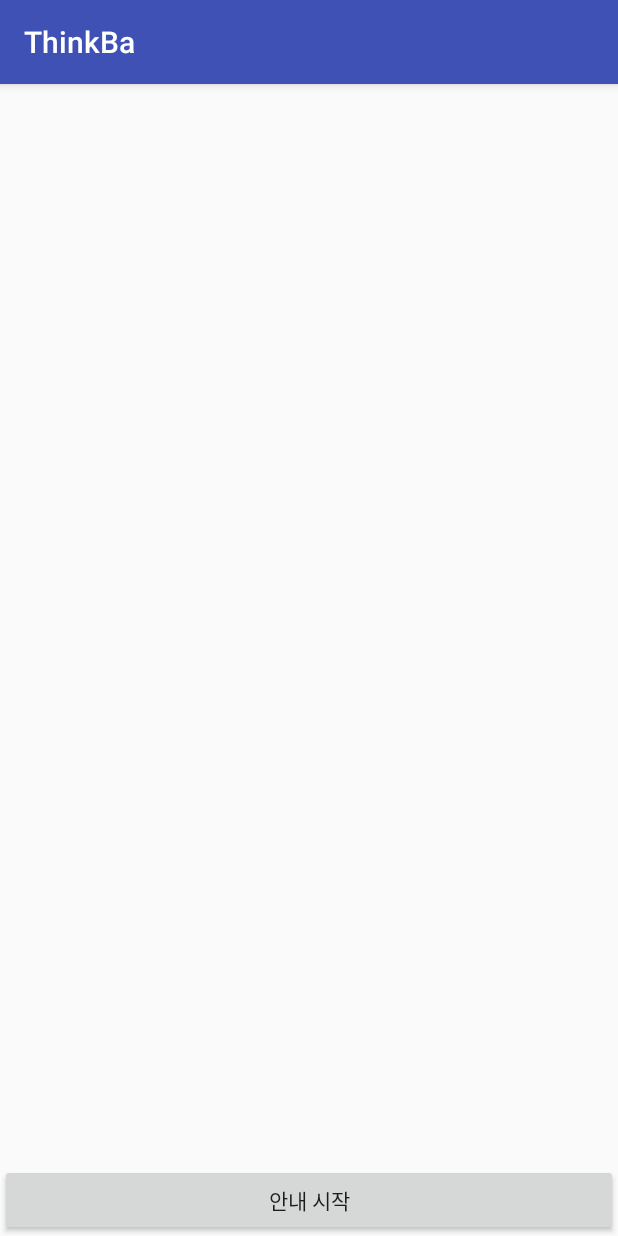
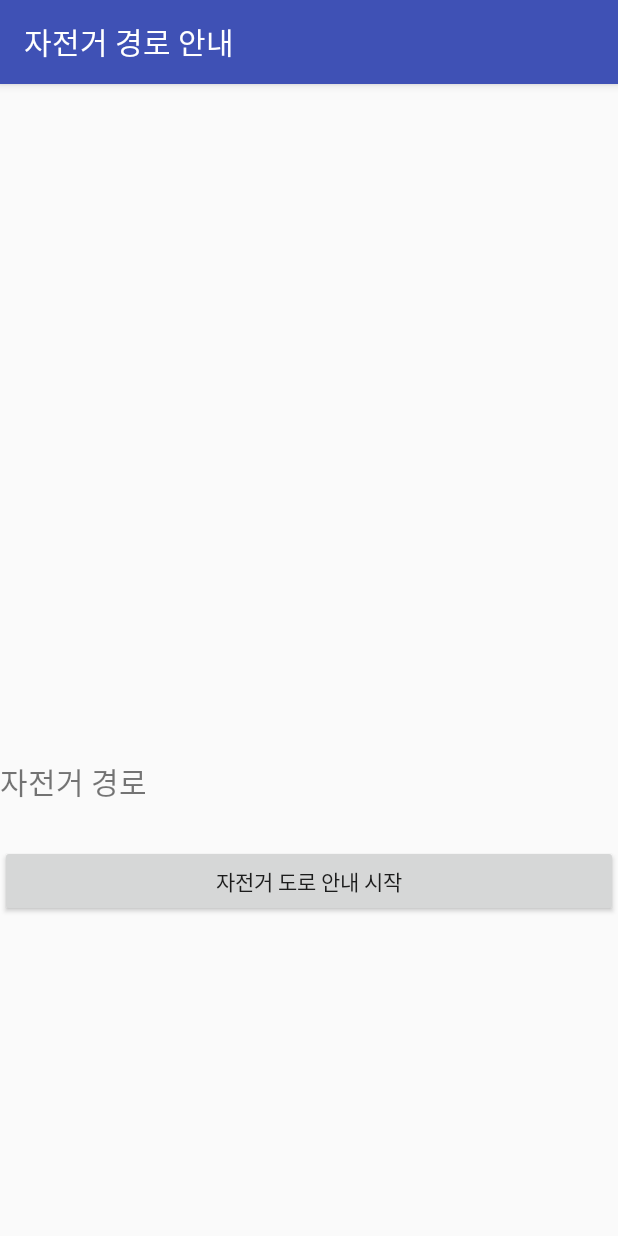
Before and after one commit to Hyeongpil/ThinkBa, an Android app: the PathActivity screen opened directly, with no data from a screen before it, on a phone screen of 412 x 824 dp. Run offline under Robolectric (Android 15) with nearby library versions, the phone set to English and light mode, and no system bars; libraries missing offline, so code that uses them is left out: com.skp; 9 statements that could not run were skipped.

Commit message:
길 찾기 기능 구현 경로 거리,시간 안내 메인화면에 경로 표시

```diff
--- a/app/src/main/java/com/example/kwan/thinkba/Activity/PathActivity.java
+++ b/app/src/main/java/com/example/kwan/thinkba/Activity/PathActivity.java
@@ -1,14 +1,16 @@
 package com.example.kwan.thinkba.Activity;
 
 import android.content.Intent;
-import android.graphics.Color;
 import android.os.Bundle;
+import android.os.Handler;
+import android.os.Message;
 import android.support.annotation.Nullable;
 import android.support.v7.app.AppCompatActivity;
 import android.util.Log;
 import android.view.View;
 import android.widget.Button;
 import android.widget.FrameLayout;
+import android.widget.TextView;
 import android.widget.Toast;
 
 import com.example.kwan.thinkba.GpsInfo;
@@ -18,8 +20,6 @@ import com.skp.Tmap.TMapPoint;
 import com.skp.Tmap.TMapPolyLine;
 import com.skp.Tmap.TMapView;
 
-import java.io.IOException;
-
 /**
  * Created by hp on 2016-05-21.
  */
@@ -28,6 +28,7 @@ public class PathActivity extends AppCompatActivity {
 
     TMapView mapView;
     FrameLayout mapLayout;
+    TextView tv_pathInfo;
     Button startBtn;
     GpsInfo gpsInfo;
 
@@ -35,21 +36,36 @@ public class PathActivity extends AppCompatActivity {
     TMapPoint arrivePoint;
     double latitude;
     double longitude;
+    double distance;
+    String distanceStr;
+    double pathTime;
+    String pathTimeStr;
+    String arrive; // 도착지 좌표
 
     @Override
     protected void onCreate(@Nullable Bundle savedInstanceState) {
         super.onCreate(savedInstanceState);
         setContentView(R.layout.activity_path);
+        setTitle("자전거 경로 안내");
 
         mapLayout = (FrameLayout)findViewById(R.id.pathMapLayout);
+        tv_pathInfo = (TextView)findViewById(R.id.pathInfo);
         startBtn = (Button)findViewById(R.id.start);
-        startBtn.setOnClickListener(startClickListener);
+        // TODO: 2016-05-21 안내 시작 클릭 리스너 구현하기
+        startBtn.setOnClickListener((new View.OnClickListener() {
+            @Override
+            public void onClick(View v) {
+                Log.e(TAG,"arriveTemp :"+arrive);
+                Intent intent = new Intent(PathActivity.this,MainActivity.class);
+                intent.putExtra("arrivePoint",arrive);
+                startActivity(intent);
+                finish();
+            }
+        }));
 
         getGpsInfo();
         getArriveInfo();
-
         tMapInit();
-
     }
     /**
      * getGpsInfo
@@ -72,7 +88,7 @@ public class PathActivity extends AppCompatActivity {
     private void getArriveInfo(){
         try {
             Intent intent = getIntent();
-            String arrive = intent.getStringExtra("arrivePoint");
+            arrive = intent.getStringExtra("arrivePoint");
             String temp[] = arrive.split(" ");
 
             double latitude = Double.parseDouble(temp[1]);
@@ -82,31 +98,58 @@ public class PathActivity extends AppCompatActivity {
             Log.e(TAG, "getArriveInfo 에러");
         }
     }
-
+    /**
+     * tMapInit
+     * 출발지와 도착지를 받아 지도로 표시해준다
+     * 거리와 시간 계산을 해준다
+     */
     private void tMapInit(){
         try {
             TMapData tmapdata = new TMapData();
+            //출발지와 도착지를 받아 자전거 경로를 그려줌
             tmapdata.findPathDataWithType(TMapData.TMapPathType.BICYCLE_PATH,startPoint, arrivePoint, new TMapData.FindPathDataListenerCallback() {
                 @Override
                 public void onFindPathData(TMapPolyLine tMapPolyLine) {
                     mapView.addTMapPath(tMapPolyLine);
+                    distance = tMapPolyLine.getDistance();
+                    pathTime = distance / 200;
+                    pathTimeStr = ""+pathTime;
+                    if(distance > 1000) { // 1km 이상
+                        if(distance > 12000) { //12km 이상 시간 단위
+                            pathTimeStr = "" + distance/12000;
+                            int min = Integer.parseInt(pathTimeStr.substring(pathTimeStr.indexOf(".")+1,pathTimeStr.indexOf(".")+2))*6;
+                            pathTimeStr = pathTimeStr.substring(0,pathTimeStr.indexOf("."))+"시간 "+min+"분";
+                        }else{ pathTimeStr = pathTimeStr.substring(0,pathTimeStr.indexOf("."))+"분";}
+                        distanceStr = ""+distance / 1000;
+                        distanceStr = distanceStr.substring(0,distanceStr.indexOf(".")+2)+"km";
+                    }
+                    else{
+                        distanceStr = ""+distance;
+                        distanceStr = distanceStr.substring(0,distanceStr.indexOf("."))+'m';
+                        pathTimeStr = pathTimeStr.substring(0,pathTimeStr.indexOf("."))+"분";
+                    }
+                    new Thread(new Runnable() {
+                        public void run() {
+                            Message msg = handler.obtainMessage();
+                            handler.sendMessage(msg);
+                        }
+                    }).start();
                 }
             });
             mapView = new TMapView(this);
             mapView.setSKPMapApiKey("d5c4630e-a1ac-3ddc-8417-03e1bf83e1b4");
             mapView.setLocationPoint(longitude,latitude);
-            mapView.setCenterPoint(longitude,latitude);
+            mapView.setCenterPoint(longitude,latitude); // 현재 위치로 지도화면 젼환
+            mapView.zoomToTMapPoint(startPoint,arrivePoint);
             mapLayout.addView(mapView);
         }catch (Exception e){
             e.printStackTrace();
         }
     }
 
-    // TODO: 2016-05-21 안내 시작 클릭 리스너 구현하기
-    Button.OnClickListener startClickListener = new View.OnClickListener() {
-        @Override
-        public void onClick(View v) {
-
+    final Handler handler = new Handler() {
+        public void handleMessage(Message msg) {
+            tv_pathInfo.setText("거리 "+distanceStr+"  시간 :"+pathTimeStr);
         }
     };
 
--- a/app/src/main/res/layout/activity_path.xml
+++ b/app/src/main/res/layout/activity_path.xml
@@ -1,5 +1,5 @@
 <?xml version="1.0" encoding="utf-8"?>
-<FrameLayout xmlns:android="http://schemas.android.com/apk/res/android"
+<RelativeLayout xmlns:android="http://schemas.android.com/apk/res/android"
     android:orientation="vertical" android:layout_width="match_parent"
     android:layout_height="match_parent">
     <FrameLayout
@@ -8,11 +8,29 @@
         android:layout_height="450dp">
     </FrameLayout>
 
-    <Button
-        android:id="@+id/start"
+    <LinearLayout
         android:layout_width="match_parent"
-        android:layout_height="wrap_content"
-        android:layout_gravity="center_horizontal|bottom"
-        android:text="안내 시작"/>
+        android:layout_height="match_parent"
+        android:orientation="vertical"
+        android:layout_below="@+id/pathMapLayout">
+        <TextView
+            android:layout_width="match_parent"
+            android:layout_height="wrap_content"
+            android:text="자전거 경로"
+            android:textSize="20dp" />
+        <TextView
+            android:id="@+id/pathInfo"
+            android:layout_width="match_parent"
+            android:layout_height="wrap_content"
+            android:textSize="20dp" />
 
-</FrameLayout>
+        <Button
+            android:id="@+id/start"
+            android:layout_width="match_parent"
+            android:layout_height="wrap_content"
+            android:text="자전거 도로 안내 시작"
+            android:layout_gravity="bottom"/>
+    </LinearLayout>
+
+
+</RelativeLayout>
```
Also changed, not shown: app/src/main/java/com/example/kwan/thinkba/Activity/MainActivity.java (+73 -16 lines).
